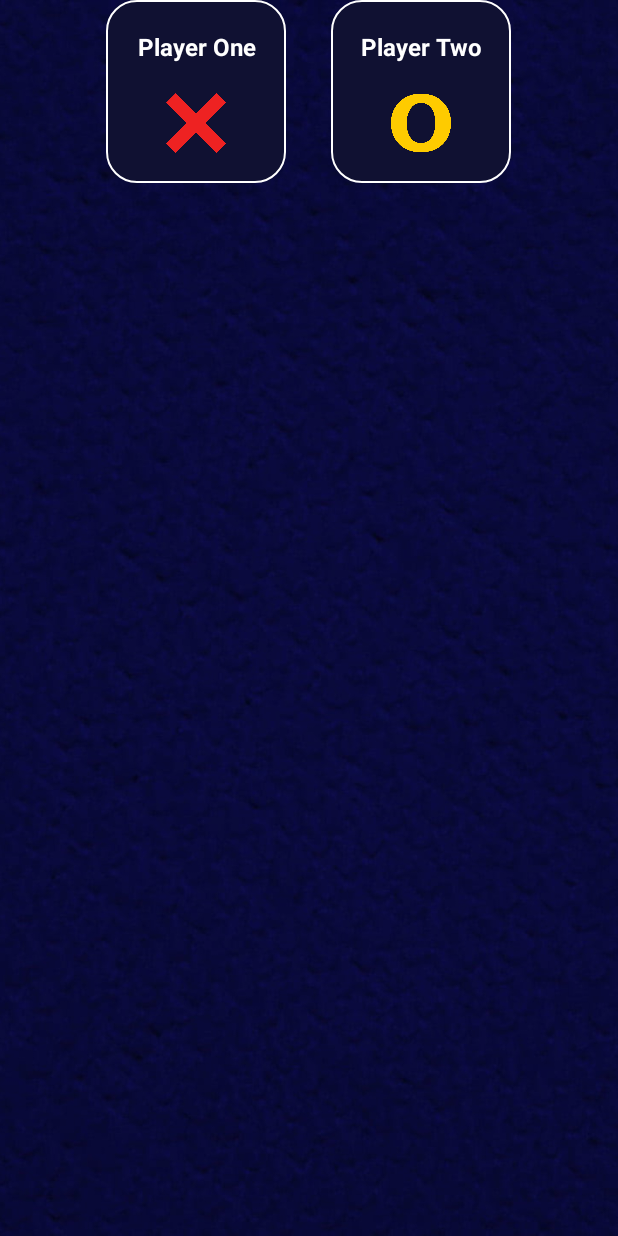
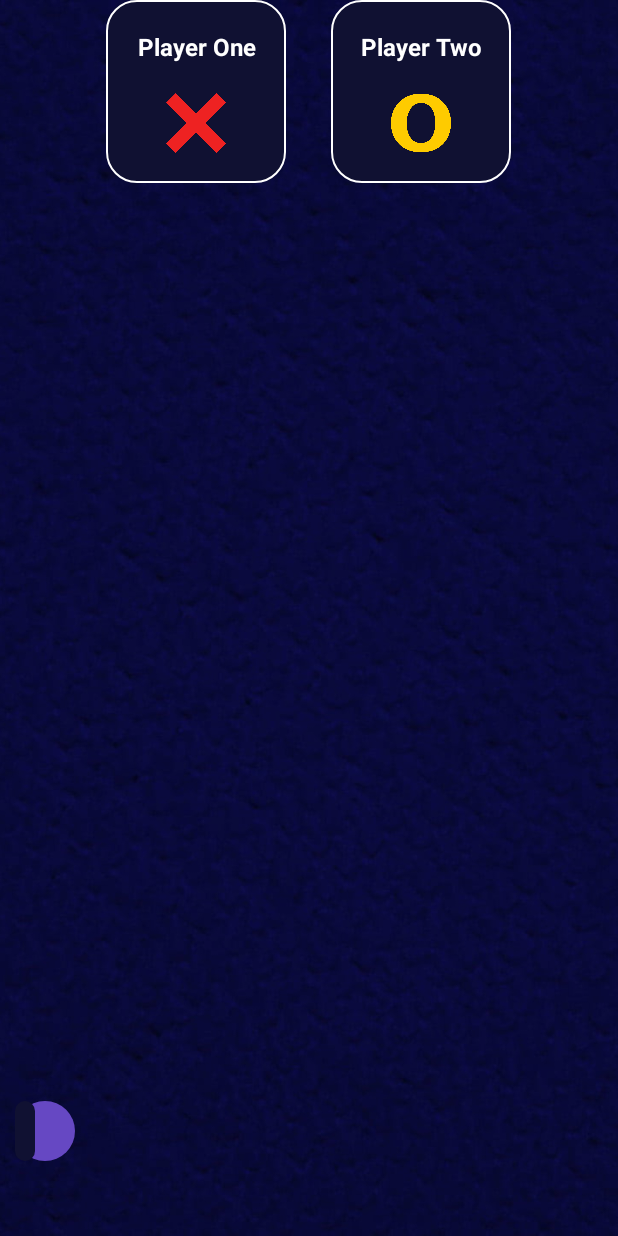
Before and after one commit to quynhpn2610/CS-300_TicTacToeApp, an Android app: the screen it shows after launch (MainActivity), on a phone screen of 412 x 824 dp. Run offline under Robolectric (Android 15) with nearby library versions, the phone set to English and light mode, and no system bars.

Commit message:
add round_back_dark_blue.xml

```diff
--- /dev/null
+++ b/app/src/main/res/drawable/round_back_dark_blue.xml
@@ -0,0 +1,9 @@
+<?xml version="1.0" encoding="utf-8"?>
+<shape xmlns:android="http://schemas.android.com/apk/res/android"
+    android:shape="rectangle">
+
+    <solid android:color="@color/dark_blue"/>
+    <corners android:radius="20dp"/>
+
+
+</shape>
--- a/app/src/main/res/layout/activity_main.xml
+++ b/app/src/main/res/layout/activity_main.xml
@@ -68,7 +68,9 @@
                 />
         </LinearLayout>
     </LinearLayout>
+
     <LinearLayout
+        android:id="@+id/container"
         android:layout_width="wrap_content"
         android:layout_height="wrap_content"
         android:layout_alignParentBottom="true"
@@ -76,7 +78,21 @@
         android:layout_marginEnd="10dp"
         android:orientation="vertical"
         android:background="@drawable/round_back_purple"
-        android:layout_marginBottom="50dp"
+        android:layout_marginBottom="50dp">
 
-        ></LinearLayout>
+    <LinearLayout
+        android:layout_width="match_parent"
+        android:layout_height="match_parent"
+        android:orientation="horizontal"
+        android:weightSum="3">
+
+        <ImageView
+            android:layout_width="0dp"
+            android:layout_height="wrap_content"
+            android:layout_weight="1"
+            android:adjustViewBounds="true"
+            android:padding="20dp"
+            android:background="@drawable/round_back_dark_blue"/>
+    </LinearLayout>
+    </LinearLayout>
 </RelativeLayout>
```
